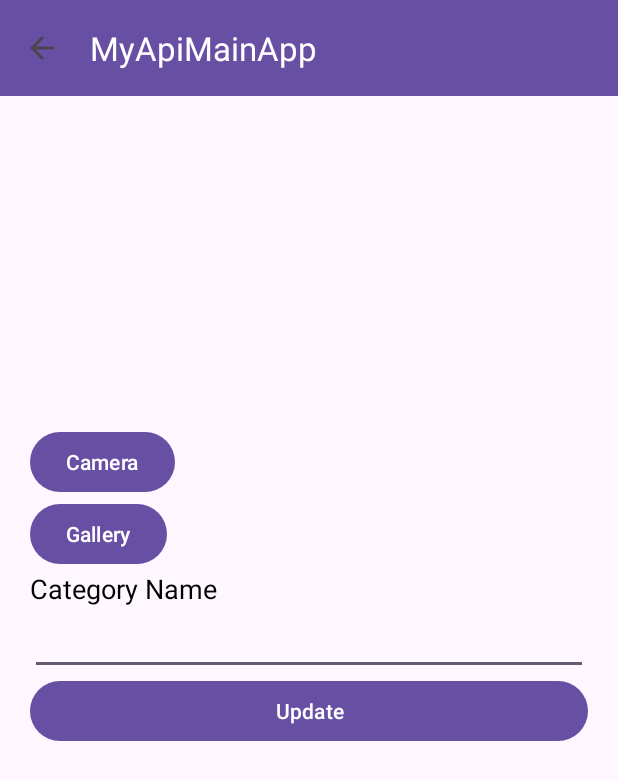
After one commit to keyur4578/MyApiMainApp, an Android app: the EditCategory screen opened directly, with no data from a screen before it, on a phone screen of 412 x 824 dp. The commit adds this screen. Shown: the top 780 px of the screen. Run offline under Robolectric (Android 15) with nearby library versions, the phone set to English and light mode, and no system bars; our stand-ins replace Volley; network calls fail; pictures from the network do not load; 1 statement that could not run was skipped.

Commit message:
09-07-2025

```diff
--- a/app/src/main/AndroidManifest.xml
+++ b/app/src/main/AndroidManifest.xml
@@ -1,7 +1,6 @@
 <?xml version="1.0" encoding="utf-8"?>
 <manifest xmlns:android="http://schemas.android.com/apk/res/android"
     xmlns:tools="http://schemas.android.com/tools">
-
 
     <uses-feature
         android:name="android.hardware.camera"
@@ -21,6 +20,9 @@
         android:supportsRtl="true"
         android:theme="@style/Theme.MyApiMainApp"
         tools:targetApi="31">
+        <activity
+            android:name=".views.category.EditCategory"
+            android:exported="false" />
         <activity
             android:name=".views.category.ViewCategory"
             android:exported="false" />
--- a/app/src/main/java/com/karon/myapimainapp/constants/ApiConstant.java
+++ b/app/src/main/java/com/karon/myapimainapp/constants/ApiConstant.java
@@ -10,5 +10,8 @@ public class ApiConstant {
     public static String BASE_URL2 = "https://studiogo.tech/student/shoppingapi/";
     public static String REGISTER = BASE_URL2 + "register.php";
     public static String ALL_CATEGORY = BASE_URL2 + "category.php";
+    public static String DELETE_CATEGORY = BASE_URL2 + "delete_category.php";
+    public static String SINGLE_CATEGORY = BASE_URL2 + "single_category.php";
+    public static String UPDATE_CATEGORY = BASE_URL2 + "update_category.php";
     public static String ADD_CATEGORY = BASE_URL2 + "add_category.php";
 }
--- a/app/src/main/java/com/karon/myapimainapp/views/LoginActivity.java
+++ b/app/src/main/java/com/karon/myapimainapp/views/LoginActivity.java
@@ -99,7 +99,6 @@ public class LoginActivity extends AppCompatActivity {
                     @Override
                     protected Map<String, String> getParams() throws AuthFailureError {
                         Map<String,String> params = new HashMap<>();
-
                         params.put("email",email);
                         params.put("password",password);
                         return params;
--- /dev/null
+++ b/app/src/main/java/com/karon/myapimainapp/views/category/EditCategory.java
@@ -0,0 +1,252 @@
+package com.karon.myapimainapp.views.category;
+
+import android.Manifest;
+import android.content.Intent;
+import android.content.pm.PackageManager;
+import android.graphics.Bitmap;
+import android.net.Uri;
+import android.os.Bundle;
+import android.provider.MediaStore;
+import android.view.View;
+import android.widget.Button;
+import android.widget.EditText;
+import android.widget.ImageView;
+import android.widget.Toast;
+
+import androidx.activity.EdgeToEdge;
+import androidx.annotation.Nullable;
+import androidx.appcompat.app.AppCompatActivity;
+import androidx.appcompat.widget.Toolbar;
+import androidx.core.app.ActivityCompat;
+import androidx.core.content.ContextCompat;
+import androidx.core.graphics.Insets;
+import androidx.core.view.ViewCompat;
+import androidx.core.view.WindowInsetsCompat;
+
+import com.android.volley.AuthFailureError;
+import com.android.volley.NetworkResponse;
+import com.android.volley.Request;
+import com.android.volley.Response;
+import com.android.volley.VolleyError;
+import com.android.volley.toolbox.Volley;
+import com.bumptech.glide.Glide;
+import com.karon.myapimainapp.R;
+import com.karon.myapimainapp.constants.ApiConstant;
+import com.karon.myapimainapp.helper.ApiHelper;
+import com.karon.myapimainapp.helper.VolleyMultipartRequest;
+
+import org.json.JSONException;
+import org.json.JSONObject;
+
+import java.io.ByteArrayOutputStream;
+import java.io.IOException;
+import java.util.HashMap;
+import java.util.Map;
+
+public class EditCategory extends AppCompatActivity {
+
+    ImageView selectedImg;
+    Button btnCamera,btnGallery,btnSubmit;
+    Uri imageuri;
+    Bitmap selectedphoto;
+    EditText edtCatname;
+    String id;
+    @Override
+    protected void onCreate(Bundle savedInstanceState) {
+        super.onCreate(savedInstanceState);
+        EdgeToEdge.enable(this);
+        setContentView(R.layout.activity_edit_category);
+        ViewCompat.setOnApplyWindowInsetsListener(findViewById(R.id.main), (v, insets) -> {
+            Insets systemBars = insets.getInsets(WindowInsetsCompat.Type.systemBars());
+            v.setPadding(systemBars.left, systemBars.top, systemBars.right, systemBars.bottom);
+            return insets;
+        });
+        Toolbar toolbar = findViewById(R.id.toolbar);
+        setSupportActionBar(toolbar);
+
+        // Enable back button in toolbar
+        getSupportActionBar().setDisplayHomeAsUpEnabled(true);
+        toolbar.setNavigationOnClickListener(new View.OnClickListener() {
+            @Override
+            public void onClick(View v) {
+                finish();
+            }
+        });
+
+
+        id = getIntent().getStringExtra("id");
+
+        selectedImg = (ImageView) findViewById(R.id.selectedImg);
+        btnCamera = (Button) findViewById(R.id.btnCamera);
+        btnGallery = (Button) findViewById(R.id.btnGallery);
+        btnSubmit = (Button) findViewById(R.id.btnSubmit);
+        edtCatname = (EditText)findViewById(R.id.edtCatname);
+
+        btnCamera.setOnClickListener(new View.OnClickListener() {
+            @Override
+            public void onClick(View view) {
+                openCamera();
+            }
+        });
+
+        btnGallery.setOnClickListener(new View.OnClickListener() {
+            @Override
+            public void onClick(View view) {
+                openGallery();
+            }
+        });
+
+        loaddata();
+
+
+
+        btnSubmit.setOnClickListener(new View.OnClickListener() {
+            @Override
+            public void onClick(View view) {
+                String catname = edtCatname.getText().toString();
+
+                VolleyMultipartRequest volleyMultipartRequest = new VolleyMultipartRequest(Request.Method.POST, ApiConstant.UPDATE_CATEGORY, new Response.Listener<NetworkResponse>() {
+                    @Override
+                    public void onResponse(NetworkResponse response) {
+                        String resultResponse = new String(response.data);
+
+                        try {
+                            JSONObject obj = new JSONObject(resultResponse);
+                            if(obj.getString("status").equals("yes"))
+                            {
+                                Intent intent = new Intent(EditCategory.this, ViewCategory.class);
+                                startActivity(intent);
+                                finish();
+                                finish();
+                            }
+                            else
+                            {
+                                String message = obj.getString("message").toString();
+                                Toast.makeText(EditCategory.this, ""+message, Toast.LENGTH_SHORT).show();
+                            }
+                        } catch (JSONException e) {
+                            throw new RuntimeException(e);
+                        }
+
+
+                        Toast.makeText(EditCategory.this, ""+resultResponse, Toast.LENGTH_SHORT).show();
+                    }
+                }, new Response.ErrorListener() {
+                    @Override
+                    public void onErrorResponse(VolleyError error) {
+                        Toast.makeText(EditCategory.this, ""+error.getMessage(), Toast.LENGTH_SHORT).show();
+                    }
+                }){
+                    @Nullable
+                    @Override
+                    protected Map<String, String> getParams() throws AuthFailureError {
+                        Map<String,String> params = new HashMap<>();
+                        params.put("catname",catname);
+                        params.put("id",id);
+                        return params;
+                    }
+
+                    @Override
+                    protected Map<String, DataPart> getByteData() throws AuthFailureError {
+                        Map<String, DataPart> params = new HashMap<>();
+                        long imagename = System.currentTimeMillis();
+                        if(selectedphoto!=null)
+                        {
+                            params.put("catimage", new DataPart(imagename + ".png", getFileDataFromDrawable(selectedphoto)));
+                        }
+                        return params;
+                    }
+                };
+                Volley.newRequestQueue(EditCategory.this).add(volleyMultipartRequest);
+
+            }
+        });
+
+    }
+
+    void loaddata()
+    {
+        Map<String,String> params = new HashMap<>();
+        params.put("id",id);
+        ApiHelper.postRequest(EditCategory.this, ApiConstant.SINGLE_CATEGORY,params,null, response->{
+            try {
+                JSONObject mainobj = new JSONObject(response);
+                JSONObject data = mainobj.getJSONObject("data");
+                String catname = data.getString("catname").toString();
+                String catimage = data.getString("catimage").toString();
+                edtCatname.setText(catname);
+                Glide.with(EditCategory.this).load(catimage).into(selectedImg);
+
+            } catch (JSONException e) {
+                throw new RuntimeException(e);
+            }
+            //Toast.makeText(this, ""+response, Toast.LENGTH_SHORT).show();
+
+        },error->{
+            Toast.makeText(this, ""+error.getMessage().toString(), Toast.LENGTH_SHORT).show();
+        });
+    }
+
+    public byte[] getFileDataFromDrawable(Bitmap bitmap) {
+        ByteArrayOutputStream byteArrayOutputStream = new ByteArrayOutputStream();
+        bitmap.compress(Bitmap.CompressFormat.PNG, 80, byteArrayOutputStream);
+        return byteArrayOutputStream.toByteArray();
+    }
+
+    void openCamera()
+    {
+        if(ContextCompat.checkSelfPermission(this, Manifest.permission.CAMERA)
+                != PackageManager.PERMISSION_GRANTED)
+        {
+            //ASK for permission
+            ActivityCompat.requestPermissions(this,new String[]{Manifest.permission.CAMERA},101);
+        }
+        else
+        {
+            Intent intent = new Intent(MediaStore.ACTION_IMAGE_CAPTURE);
+            startActivityForResult(intent,201);
+        }
+    }
+    void openGallery()
+    {
+        if(ContextCompat.checkSelfPermission(this, Manifest.permission.READ_MEDIA_IMAGES)
+                != PackageManager.PERMISSION_GRANTED)
+        {
+            //ASK for permission
+            ActivityCompat.requestPermissions(this,new String[]{Manifest.permission.READ_MEDIA_IMAGES},102);
+        }
+        else
+        {
+            Intent intent = new Intent(Intent.ACTION_PICK, MediaStore.Images.Media. EXTERNAL_CONTENT_URI);
+            startActivityForResult(intent,202);
+        }
+    }
+
+    @Override
+    protected void onActivityResult(int requestCode, int resultCode, @Nullable Intent data) {
+        super.onActivityResult(requestCode, resultCode, data);
+        if(resultCode == RESULT_OK && data!=null)
+        {
+            if(requestCode == 201 && data.getExtras() !=null)
+            {
+                Bitmap photo  = (Bitmap) data.getExtras().get("data");
+                selectedImg.setImageBitmap(photo);
+                selectedphoto = photo;
+            }
+            if(requestCode == 202 && data.getExtras() !=null)
+            {
+                imageuri = data.getData();
+                selectedImg.setImageURI(imageuri);
+
+
+                Bitmap bitmap = null;
+                try {
+                    bitmap = MediaStore.Images.Media.getBitmap(this.getContentResolver(), imageuri);
+                } catch (IOException e) {
+                    throw new RuntimeException(e);
+                }
+                selectedphoto = bitmap;
+            }
+        }
+    }
+}
--- /dev/null
+++ b/app/src/main/res/layout/activity_edit_category.xml
@@ -0,0 +1,74 @@
+<?xml version="1.0" encoding="utf-8"?>
+<RelativeLayout xmlns:android="http://schemas.android.com/apk/res/android"
+    xmlns:app="http://schemas.android.com/apk/res-auto"
+    xmlns:tools="http://schemas.android.com/tools"
+    android:id="@+id/main"
+    android:layout_width="match_parent"
+    android:layout_height="match_parent"
+    tools:context=".views.category.EditCategory">
+    <androidx.appcompat.widget.Toolbar
+        android:id="@+id/toolbar"
+        android:layout_width="match_parent"
+        android:layout_height="wrap_content"
+        android:background="?attr/colorPrimary"
+        android:title="View Quotes"
+        app:titleTextColor="#ffffff"
+        tools:ignore="MissingConstraints" />
+
+    <ScrollView
+        android:layout_width="match_parent"
+        android:layout_below="@+id/toolbar"
+        android:layout_height="match_parent">
+
+        <LinearLayout
+            android:layout_width="match_parent"
+            android:layout_height="wrap_content"
+            android:padding="20dp"
+            android:orientation="vertical">
+
+            <LinearLayout
+                android:layout_width="match_parent"
+                android:orientation="vertical"
+                android:layout_height="wrap_content">
+
+                <ImageView
+                    android:layout_width="200dp"
+                    android:id="@+id/selectedImg"
+                    android:layout_height="200dp"/>
+
+                <Button
+                    android:layout_width="wrap_content"
+                    android:text="Camera"
+                    android:id="@+id/btnCamera"
+                    android:layout_height="wrap_content"/>
+                <Button
+                    android:layout_width="wrap_content"
+                    android:text="Gallery"
+                    android:id="@+id/btnGallery"
+                    android:layout_height="wrap_content"/>
+
+
+            </LinearLayout>
+            <TextView
+                android:layout_width="match_parent"
+                android:textSize="18sp"
+                android:textColor="#000000"
+                android:text="Category Name"
+                android:layout_height="wrap_content"/>
+            <EditText
+                android:layout_width="match_parent"
+                android:id="@+id/edtCatname"
+                android:inputType="text"
+                android:layout_height="wrap_content"/>
+
+
+            <Button
+                android:layout_width="match_parent"
+                android:id="@+id/btnSubmit"
+                android:text="Update"
+                android:layout_height="wrap_content"/>
+
+        </LinearLayout>
+
+    </ScrollView>
+</RelativeLayout>
```
Also changed, not shown: app/src/main/java/com/karon/myapimainapp/adapters/CategoryAdapter.java (+14 -2 lines), app/src/main/java/com/karon/myapimainapp/views/category/ViewCategory.java (+41 -2 lines), app/src/main/res/layout/single_category.xml (+11 -0 lines).
